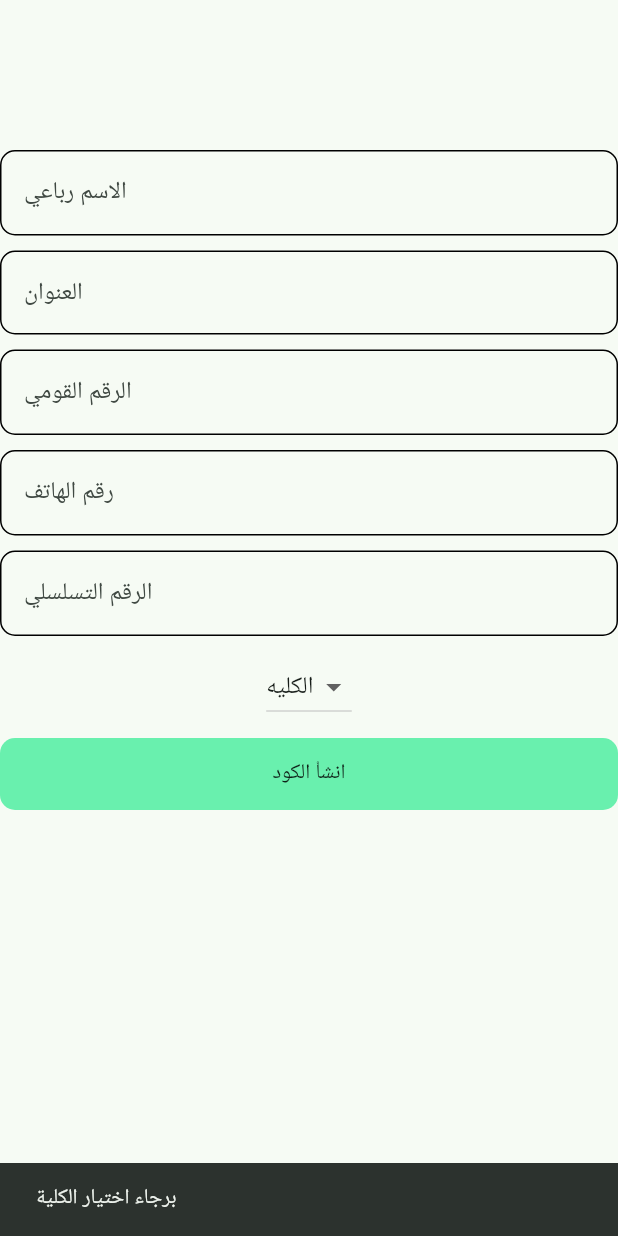
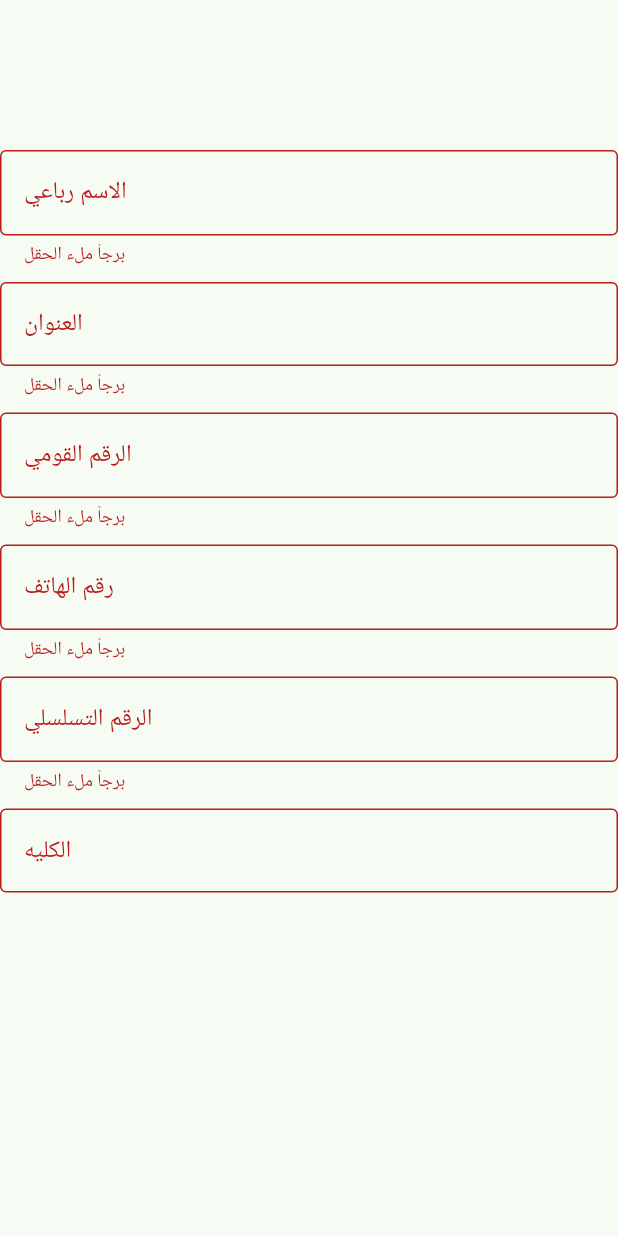
Before and after one commit to TDH9001/pre-military-training, a Flutter app: the FormFillScreen screen opened by its route, after a tap on "انشاْ الكود", on a phone screen of 412 x 824 dp. Run offline on Flutter 3.47's test engine with Material 3 defaults, Android fonts, the phone set to English and light mode, and no system bars; our stand-ins replace qr_flutter; missing offline and left inert: encrypt.

Commit message:
finished first app

```diff
--- a/militar_qr_code_generator/lib/custom_text_field.dart
+++ b/militar_qr_code_generator/lib/custom_text_field.dart
@@ -49,10 +49,9 @@ class CustomTextField extends StatelessWidget {
           if (value.length < 1) {
             return "ادخل رقم ";
           }
-        } else if (labelText == "الكليه") {
-          return "awaiting finishing a list of colleges";
+        } else {
+          return null;
         }
-        return null;
       },
     );
   }
--- a/militar_qr_code_generator/lib/form_screen.dart
+++ b/militar_qr_code_generator/lib/form_screen.dart
@@ -18,13 +18,8 @@ class FormFillScreen extends StatefulWidget {
 
   final TextEditingController phoneController = TextEditingController();
 
-  //final TextEditingController nameController = TextEditingController();
+  final TextEditingController collegeController = TextEditingController();
   final TextEditingController serialController = TextEditingController();
-
-  final List<DropdownMenuItem<String>> CollegeList = [
-    DropdownMenuItem(child: Text("الكليه"), value: "الكليه"),
-    DropdownMenuItem(child: Text("العلوم"), value: "العلوم"),
-  ];
 
   @override
   State<FormFillScreen> createState() => _FormFillScreenState();
@@ -81,17 +76,23 @@ class _FormFillScreenState extends State<FormFillScreen> {
                 hintText: "الرقم التسلسلي",
               ),
               SizedBox(height: 10),
-              Center(
-                child: DropdownButton<String>(
-                  value: selectedCollege == "" ? "الكليه" : selectedCollege,
-                  items: widget.CollegeList,
-                  onChanged: (value) {
-                    setState(() {
-                      selectedCollege = value.toString().trim();
-                    });
-                  },
+              CustomTextField(
+                controller: widget.collegeController,
+                labelText: "الكليه",
+                keyboardType: TextInputType.name,
+                hintText: "الكليه",
               ),
-              ),
+              // Center(
+              //   child: DropdownButton<String>(
+              //     value: selectedCollege == "" ? "الكليه" : selectedCollege,
+              //     items: widget.CollegeList,
+              //     onChanged: (value) {
+              //       setState(() {
+              //         selectedCollege = value.toString().trim();
+              //       });
+              //     },
+              //   ),
+              // ),
               SizedBox(height: 10),
               Container(
                 decoration: BoxDecoration(
@@ -100,25 +101,16 @@ class _FormFillScreenState extends State<FormFillScreen> {
                 ),
                 child: MaterialButton(
                   onPressed: () {
-                    if (selectedCollege == "" || selectedCollege == "الكليه") {
-                      ScaffoldMessenger.of(context).showSnackBar(
-                        SnackBar(content: Text("برجاء اختيار الكلية")),
-                      );
-                    } else {
                     if (widget.Formkey.currentState!.validate()) {
                       QrDataModel qrDataModel = QrDataModel(
-                          student_name: widget.usernameController.text,
-                          national_id: widget.nationalIdController.text,
-                          serial_number: widget.serialController.text,
-                          student_phone_number: widget.phoneController.text,
-                          faculty: selectedCollege,
-                          address: widget.addressController.text,
+                        student_name: widget.usernameController.text.trim(),
+                        national_id: widget.nationalIdController.text.trim(),
+                        serial_number: widget.serialController.text.trim(),
+                        student_phone_number:
+                            widget.phoneController.text.trim(),
+                        faculty: widget.collegeController.text.trim(),
+                        address: widget.addressController.text.trim(),
                       );
-                        //                         QrImageView(
-                        //   data: '1234567890',
-                        //   version: QrVersions.auto,
-                        //   size: 200.0,
-                        // ),
                       Navigator.push(
                         context,
                         MaterialPageRoute(
@@ -127,7 +119,6 @@ class _FormFillScreenState extends State<FormFillScreen> {
                                   QrImageScreen(s: qrDataModel.toString()),
                         ),
                       );
-                      }
                     }
                   },
                   child: Text("انشاْ الكود"),
```
Lines whose indentation alone changed are shown as unchanged.
